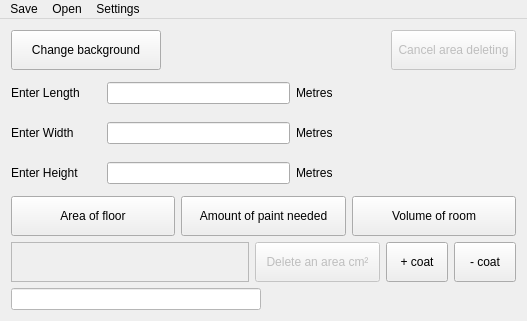
Old version of the form RoomDimensionsGUI.ui in the repository Mozza810/RoomDimensionsGUI.
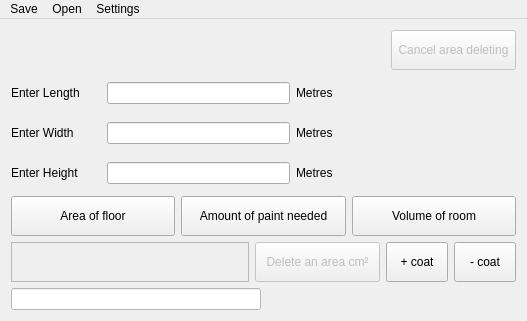
New version of the form. Icons and pictures are not drawn.

Commit message:
Room Dimensions V2.7
- Added menu bar, with save, open and settings option (all need coding).
- Moved background Change to settings menu triggered.
- Changed all naming conventions on GUI's to match (consistent).

```diff
--- a/RoomDimensionsGUI.ui
+++ b/RoomDimensionsGUI.ui
@@ -51,19 +51,6 @@
    <layout class="QVBoxLayout" name="verticalLayout">
     <item>
      <layout class="QHBoxLayout" name="horizontalLayout_6">
-      <item>
-       <widget class="QPushButton" name="pushButton_background_colour">
-        <property name="minimumSize">
-         <size>
-          <width>150</width>
-          <height>40</height>
-         </size>
-        </property>
-        <property name="text">
-         <string>Change background</string>
-        </property>
-       </widget>
-      </item>
       <item>
        <spacer name="horizontalSpacer_4">
         <property name="orientation">
```
Left out of the diff: 40 changed lines with no effect on the pictures. The commit also changes 6 other files.
